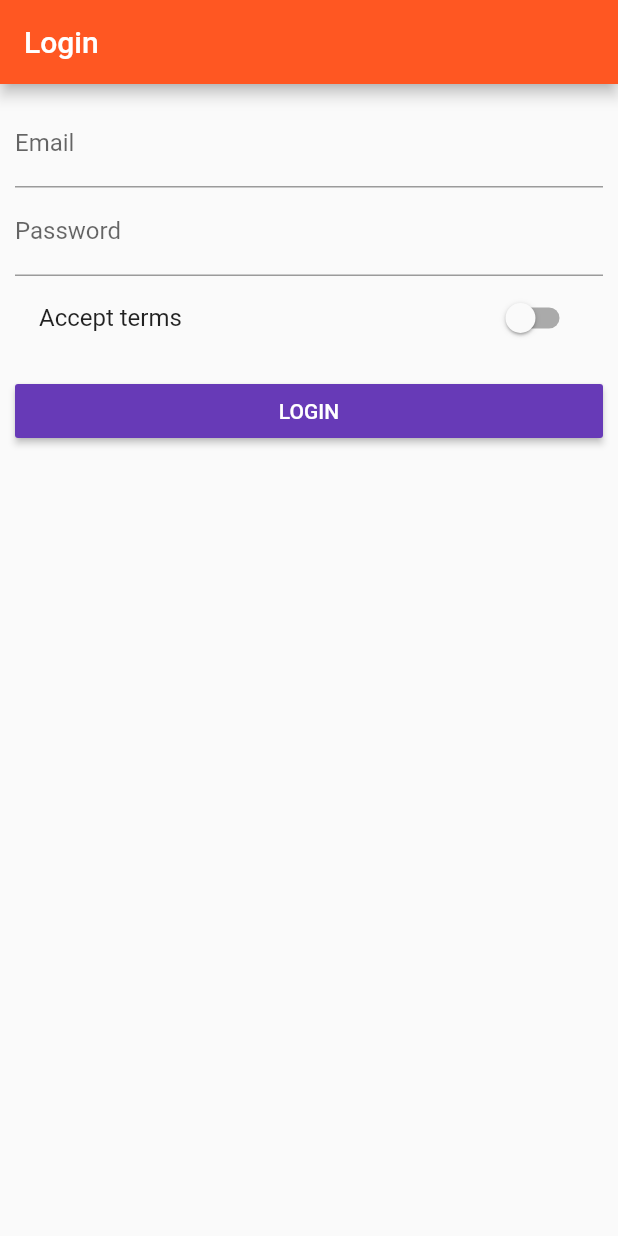
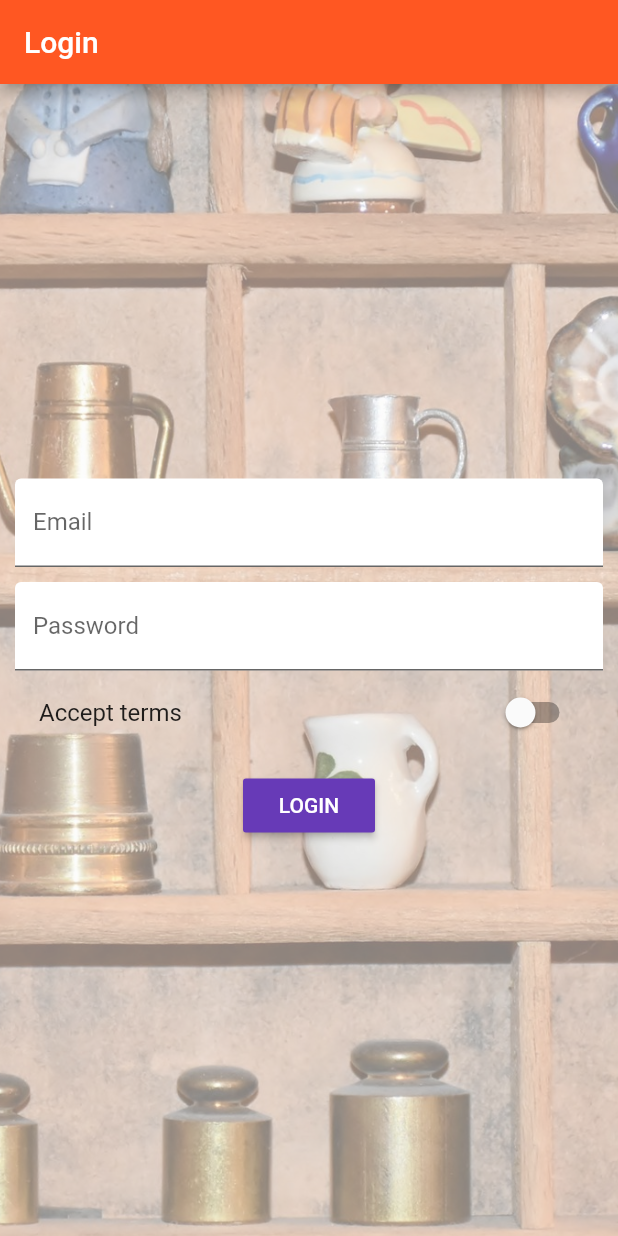
Before and after one commit to AlexKel/flutter_course, a Flutter app: the screen it shows after launch, on a phone screen of 412 x 824 dp. Run offline on Flutter 3.47's test engine with Material 2 defaults, Android fonts, the phone set to English and light mode, and no system bars.

Commit message:
fixinished with icons and some styling lectures'

```diff
--- a/lib/main.dart
+++ b/lib/main.dart
@@ -1,11 +1,15 @@
 import 'package:flutter/material.dart';
+// import 'package:flutter/rendering.dart';
 
 import './pages/auth.dart';
 import './pages/products_admin.dart';
 import './pages/products.dart';
 import './pages/product.dart';
 
-void main() => runApp(MyApp());
+void main() {
+  // debugPaintSizeEnabled = true;
+  runApp(MyApp());
+}
 
 class MyApp extends StatefulWidget {
   @override
--- a/lib/pages/auth.dart
+++ b/lib/pages/auth.dart
@@ -17,11 +17,22 @@ class _AuthPageState extends State<AuthPage> {
     return Scaffold(
         appBar: AppBar(title: Text('Login')),
         body: Container(
-            margin: EdgeInsets.all(10.0),
-            child: ListView(
+            decoration: BoxDecoration(
+                image: DecorationImage(
+                    fit: BoxFit.cover,
+                    colorFilter: ColorFilter.mode(
+                        Colors.black.withOpacity(0.5), BlendMode.dstATop),
+                    image: AssetImage('assets/background.jpg'))),
+            padding: EdgeInsets.all(10.0),
+            child: Center(
+                child: SingleChildScrollView(
+                    child: Column(
               children: <Widget>[
                 TextField(
-                  decoration: InputDecoration(labelText: 'Email'),
+                  decoration: InputDecoration(
+                      labelText: 'Email',
+                      filled: true,
+                      fillColor: Colors.white),
                   keyboardType: TextInputType.emailAddress,
                   onChanged: (String value) {
                     setState(() {
@@ -29,8 +40,12 @@ class _AuthPageState extends State<AuthPage> {
                     });
                   },
                 ),
+                SizedBox(height: 10),
                 TextField(
-                  decoration: InputDecoration(labelText: 'Password'),
+                  decoration: InputDecoration(
+                      labelText: 'Password',
+                      filled: true,
+                      fillColor: Colors.white),
                   obscureText: true,
                   onChanged: (String value) {
                     setState(() {
@@ -60,6 +75,6 @@ class _AuthPageState extends State<AuthPage> {
                       Navigator.pushReplacementNamed(context, '/products');
                     })
               ],
-            )));
+            )))));
   }
 }
--- a/lib/pages/products.dart
+++ b/lib/pages/products.dart
@@ -18,6 +18,7 @@ class ProductsPage extends StatelessWidget {
             title: Text('Choose'),
           ),
           ListTile(
+            leading: Icon(Icons.edit),
             title: Text('Manage Products'),
             onTap: () {
               Navigator.pushReplacementNamed(context, '/admin');
@@ -27,6 +28,9 @@ class ProductsPage extends StatelessWidget {
       )),
       appBar: AppBar(
         title: Text('EasyList'),
+        actions: <Widget>[
+          IconButton(icon: Icon(Icons.favorite), onPressed: () {})
+        ],
       ),
       body: ProductManager(products),
     );
--- a/lib/pages/products_admin.dart
+++ b/lib/pages/products_admin.dart
@@ -24,6 +24,7 @@ class ProductsAdminPage extends StatelessWidget {
                 title: Text('Choose'),
               ),
               ListTile(
+                  leading: Icon(Icons.shop),
                   title: Text('All Products'),
                   onTap: () {
                     Navigator.pushReplacementNamed(context, '/products');
--- a/pubspec.yaml
+++ b/pubspec.yaml
@@ -37,6 +37,7 @@ flutter:
   # To add assets to your application, add an assets section, like this:
   assets:
     - assets/food.jpg
+    - assets/background.jpg
   #  - images/a_dot_ham.jpeg
   # An image asset can refer to one or more resolution-specific "variants", see
   # https://flutter.io/assets-and-images/#resolution-aware.
```
Also changed, not shown: lib/products.dart (+34 -4 lines), assets/background.jpg (added).
